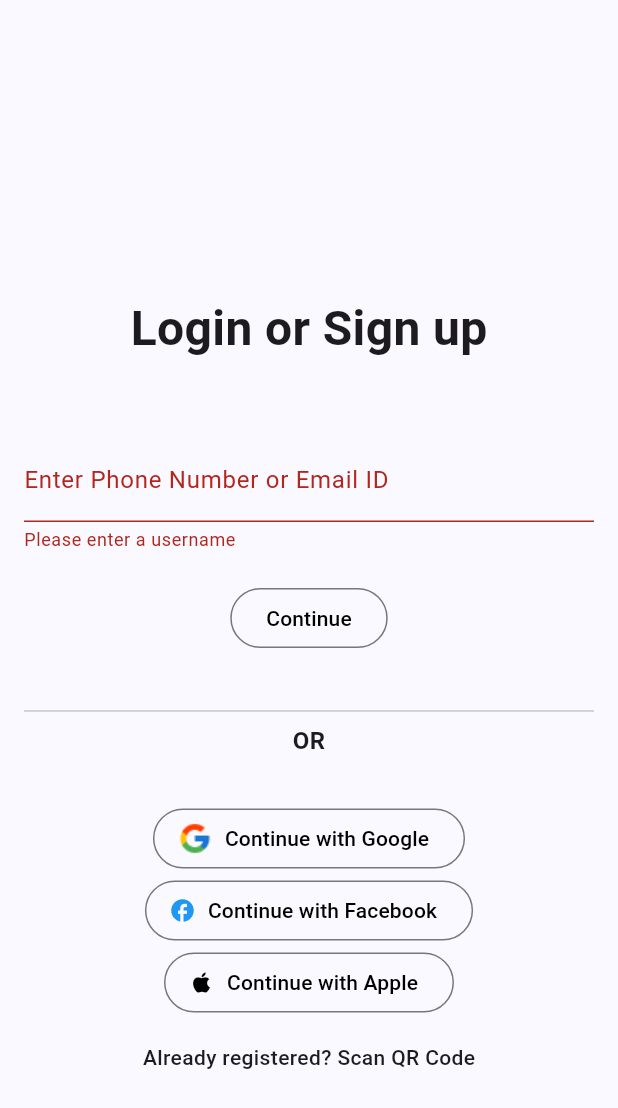
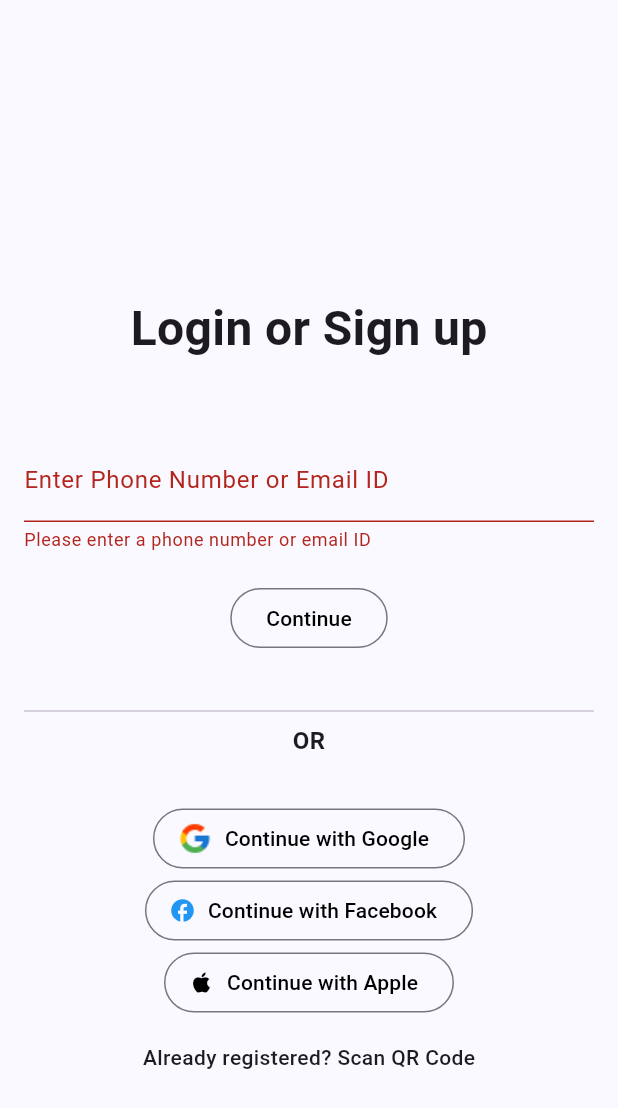
Before and after one commit to ajay-rathod0801/reside_ease, a Flutter app: the LoginScreen screen opened directly, after a tap on "Continue", on a phone screen of 412 x 824 dp. Shown: the top 1108 px of the screen. Run offline on Flutter 3.47's test engine with Material 3 defaults, Android fonts, the phone set to English and light mode, and no system bars.

Commit message:
Update validation message for empty username field

```diff
--- a/lib/login_screen.dart
+++ b/lib/login_screen.dart
@@ -78,7 +78,7 @@ class LoginScreenState extends State<LoginScreen> {
                     ),
                     validator: (value) {
                       if (value == null || value.isEmpty) {
-                        return 'Please enter a username';
+                        return 'Please enter a phone number or email ID';
                       }
                       return null;
                     },
```
